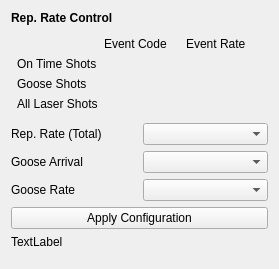
The window that opcpa_tpr_config/rep_rate_config.ui (pcdshub/opcpa-tpr-config) describes before a commit, drawn with Qt 5.
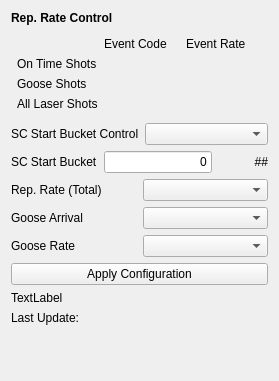
The same window after the commit. Custom widgets are drawn as their Qt base class.

Commit message: First pass at adding manual control of bucket offset and writing out offset to a PV. Adds a timestamp to further help users determine if their configuration is out of date or not. Closes issues 44 and 50.

```diff
--- a/opcpa_tpr_config/rep_rate_config.ui
+++ b/opcpa_tpr_config/rep_rate_config.ui
@@ -7,7 +7,7 @@
     <x>0</x>
     <y>0</y>
     <width>279</width>
-    <height>269</height>
+    <height>381</height>
    </rect>
   </property>
   <property name="windowTitle">
@@ -138,6 +138,67 @@
      </item>
     </layout>
    </item>
+   <item>
+    <layout class="QVBoxLayout" name="sc_bucket_layout">
+     <item>
+      <layout class="QHBoxLayout" name="sc_bucket_ctl_layout">
+       <item>
+        <widget class="QLabel" name="sc_start_bucket_control_label">
+         <property name="text">
+          <string>SC Start Bucket Control</string>
+         </property>
+        </widget>
+       </item>
+       <item>
+        <widget class="QComboBox" name="sc_bucket_control_box"/>
+       </item>
+      </layout>
+     </item>
+     <item>
+      <layout class="QHBoxLayout" name="sc_bucket_set_layout">
+       <item>
+        <widget class="QLabel" name="sc_start_bucket_label">
+         <property name="text">
+          <string>SC Start Bucket</string>
+         </property>
+        </widget>
+       </item>
+       <item>
+        <widget class="QLineEdit" name="sc_bucket_edit">
+         <property name="sizePolicy">
+          <sizepolicy hsizetype="Preferred" vsizetype="Fixed">
+           <horstretch>0</horstretch>
+           <verstretch>0</verstretch>
+          </sizepolicy>
+         </property>
+         <property name="inputMask">
+          <string>9</string>
+         </property>
+         <property name="text">
+          <string>0</string>
+         </property>
+         <property name="alignment">
+          <set>Qt::AlignRight|Qt::AlignTrailing|Qt::AlignVCenter</set>
+         </property>
+        </widget>
+       </item>
+       <item>
+        <widget class="PyDMLabel" name="sc_bucket_rbv">
+         <property name="toolTip">
+          <string/>
+         </property>
+         <property name="text">
+          <string>##</string>
+         </property>
+         <property name="alignment">
+          <set>Qt::AlignRight|Qt::AlignTrailing|Qt::AlignVCenter</set>
+         </property>
+        </widget>
+       </item>
+      </layout>
+     </item>
+    </layout>
+   </item>
    <item>
     <layout class="QHBoxLayout" name="total_rate_layout">
      <item>
@@ -200,6 +261,33 @@
      </property>
     </widget>
    </item>
+   <item>
+    <layout class="QHBoxLayout" name="timestamp_layout">
+     <item>
+      <widget class="QLabel" name="timestamp_label">
+       <property name="text">
+        <string>Last Update:</string>
+       </property>
+      </widget>
+     </item>
+     <item>
+      <widget class="PyDMLabel" name="timestamp_rbv">
+       <property name="sizePolicy">
+        <sizepolicy hsizetype="Expanding" vsizetype="Preferred">
+         <horstretch>0</horstretch>
+         <verstretch>0</verstretch>
+        </sizepolicy>
+       </property>
+       <property name="toolTip">
+        <string/>
+       </property>
+       <property name="alignment">
+        <set>Qt::AlignRight|Qt::AlignTrailing|Qt::AlignVCenter</set>
+       </property>
+      </widget>
+     </item>
+    </layout>
+   </item>
    <item>
     <spacer name="verticalSpacer">
      <property name="orientation">
```
The commit also changes 2 other files.
